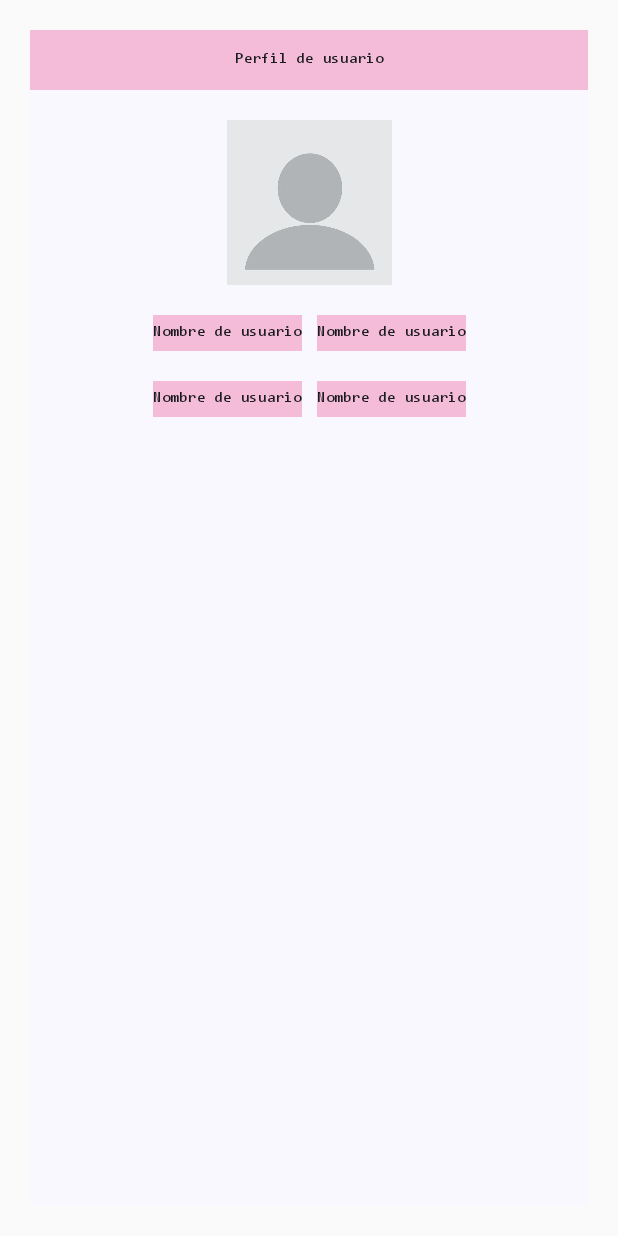
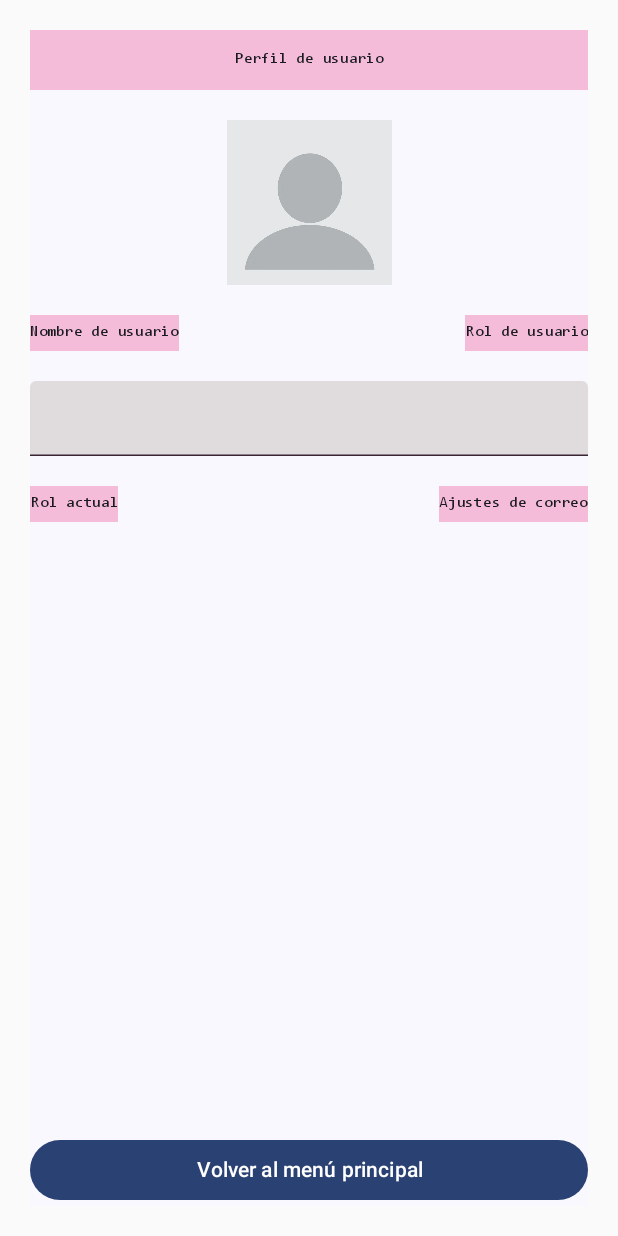
Before and after one commit to akiipv/Practica2_Moviles, an Android app built with Jetpack Compose: the screen it shows after launch (PerfilActivity), on a phone screen of 412 x 824 dp. Run offline under Robolectric (Android 15) with nearby library versions, the phone set to English and light mode, and no system bars.

Commit message:
odio github

```diff
--- a/app/src/main/java/com/example/practica2_mibv/PerfilActivity.kt
+++ b/app/src/main/java/com/example/practica2_mibv/PerfilActivity.kt
@@ -1,5 +1,6 @@
 package com.example.practica2_mibv
 
+import android.content.Intent
 import android.os.Bundle
 import androidx.activity.ComponentActivity
 import androidx.activity.compose.setContent
@@ -10,20 +11,31 @@ import androidx.compose.foundation.layout.Arrangement
 import androidx.compose.foundation.layout.Box
 import androidx.compose.foundation.layout.Column
 import androidx.compose.foundation.layout.Row
+import androidx.compose.foundation.layout.Spacer
 import androidx.compose.foundation.layout.fillMaxSize
 import androidx.compose.foundation.layout.fillMaxWidth
+import androidx.compose.foundation.layout.height
 import androidx.compose.foundation.layout.heightIn
 import androidx.compose.foundation.layout.padding
 import androidx.compose.foundation.layout.size
 import androidx.compose.foundation.layout.sizeIn
 import androidx.compose.foundation.layout.wrapContentHeight
+import androidx.compose.foundation.text.KeyboardOptions
+import androidx.compose.foundation.text.input.rememberTextFieldState
+import androidx.compose.material3.Button
 import androidx.compose.material3.Scaffold
 import androidx.compose.material3.Text
+import androidx.compose.material3.TextField
+import androidx.compose.material3.TextFieldDefaults
 import androidx.compose.runtime.Composable
+import androidx.compose.runtime.remember
 import androidx.compose.ui.Alignment
 import androidx.compose.ui.Modifier
 import androidx.compose.ui.graphics.Color
+import androidx.compose.ui.platform.LocalContext
 import androidx.compose.ui.res.painterResource
+import androidx.compose.ui.text.input.KeyboardType
+import androidx.compose.ui.text.input.PasswordVisualTransformation
 import androidx.compose.ui.tooling.preview.Preview
 import androidx.compose.ui.unit.dp
 import com.example.practica2_mibv.ui.theme.Practica2_MIBVTheme
@@ -40,7 +52,9 @@ class PerfilActivity : ComponentActivity() {
                     .padding(20.dp)
                 ) { innerPadding ->
                     Column(
-                        modifier = Modifier.padding(innerPadding),
+                        modifier = Modifier
+                            .fillMaxSize()
+                            .padding(innerPadding),
                         horizontalAlignment = Alignment.CenterHorizontally,
                         verticalArrangement = Arrangement.spacedBy(20.dp)
                     ) {
@@ -52,23 +66,56 @@ class PerfilActivity : ComponentActivity() {
                                 .size(110.dp)
                         )
                         Row(
-                            horizontalArrangement = Arrangement.spacedBy(10.dp),
+                            modifier = Modifier.fillMaxWidth(),
+                            horizontalArrangement = Arrangement.SpaceBetween,
                             verticalAlignment = Alignment.CenterVertically
                         ) {
                             letterSad("Nombre de usuario", Color(0xfff5bcda), 20, 50)
-                            letterSad("Nombre de usuario", Color(0xfff5bcda), 20, 50)
+                            letterSad("Rol de usuario", Color(0xfff5bcda), 20, 50)
                         }
+                        TextField(
+                            value = "",
+                            onValueChange = {},
+                            keyboardOptions = KeyboardOptions(keyboardType = KeyboardType.Password),
+                            readOnly = true,
+                            visualTransformation = PasswordVisualTransformation(),
+                            modifier = Modifier
+                                .fillMaxWidth()
+                                .height(50.dp),
+                            colors = TextFieldDefaults.colors(
+                                focusedIndicatorColor = Color(0xFF3A2532),
+                                focusedContainerColor = Color(0xA9E0DCDE),
+                                focusedTextColor = Color.Black,
+                                cursorColor = Color(0xFF3A2532),
+                                unfocusedContainerColor = Color(0xFFE0DCDE),
+                                unfocusedTextColor = Color.Black,
+                                unfocusedIndicatorColor = Color(0xFF3A2532)
+                            )
+                        )
                         Row(
-                            horizontalArrangement = Arrangement.spacedBy(10.dp),
+                            modifier = Modifier.fillMaxWidth(),
+                            horizontalArrangement = Arrangement.SpaceBetween,
                             verticalAlignment = Alignment.CenterVertically
                         ) {
                             Column {
-                                letterSad("Nombre de usuario", Color(0xfff5bcda), 20, 50)
+                                letterSad("Rol actual", Color(0xfff5bcda), 20, 50)
 
                             }
                             Column {
-                                letterSad("Nombre de usuario", Color(0xfff5bcda), 20, 50)
+                                letterSad("Ajustes de correo", Color(0xfff5bcda), 20, 50)
                             }
+                        }
+                        Spacer(modifier = Modifier.weight(1f))
+                        val context = LocalContext.current
+                        Button(
+                            onClick = {
+                                val intent = Intent(context, LlegadaActivity::class.java)
+                                startActivity(intent)
+                            },
+                            modifier = Modifier
+                                .fillMaxWidth()
+                        ) {
+                            Text("Volver al menú principal")
                         }
                     }
                 }
```
